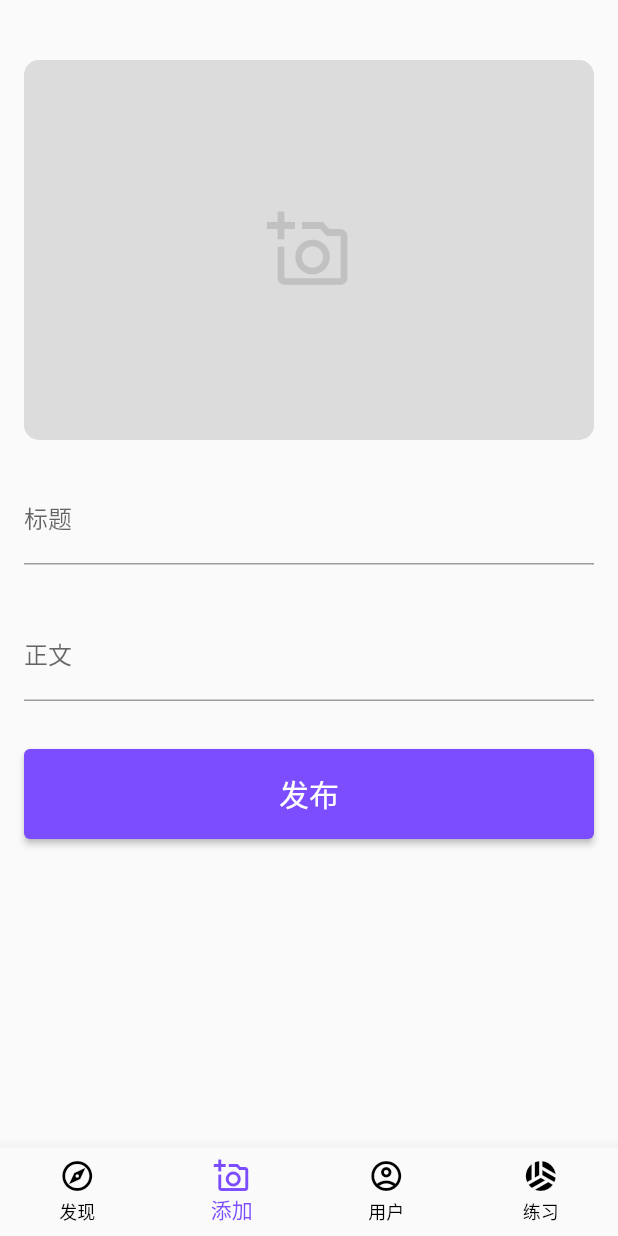
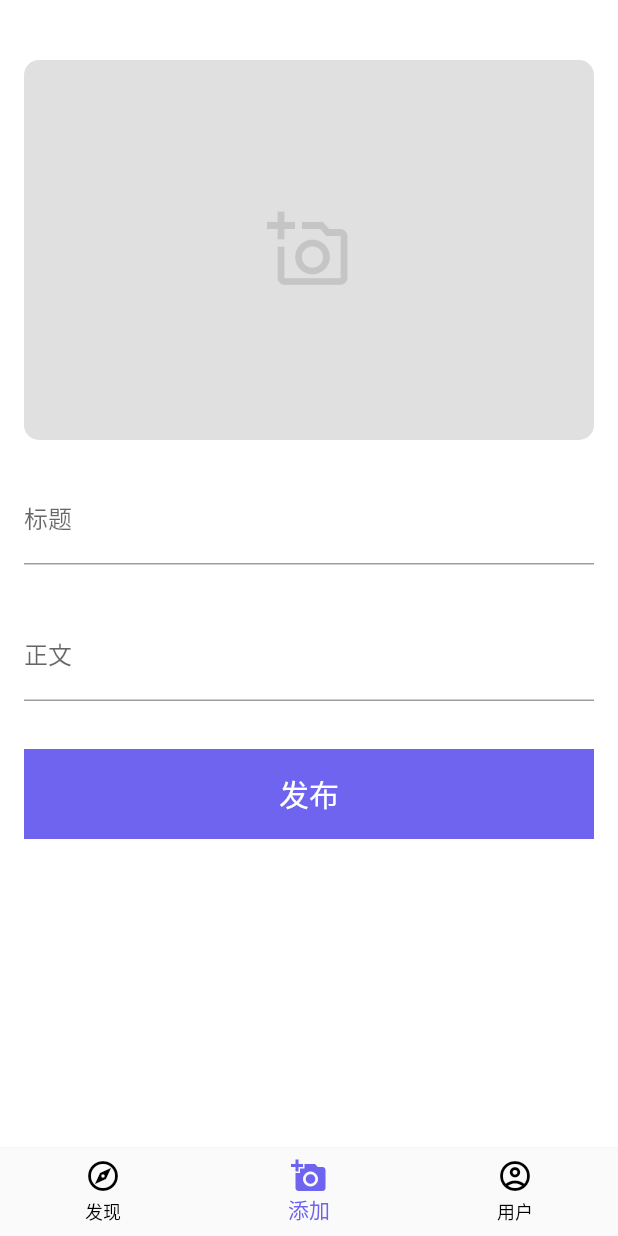
Before and after one commit to qweijiaq/GopherImage-flutter, a Flutter app: the screen it shows after launch, item 2 of the bottom bar chosen, on a phone screen of 412 x 824 dp. Run offline on Flutter 3.47's test engine with Material 2 defaults, Android fonts, the light colour scheme and no system bars; our stand-ins replace file_picker, flutter_dotenv, shared_preferences; network calls fail.

Commit message:
完成主题样式

```diff
--- a/lib/app/app.dart
+++ b/lib/app/app.dart
@@ -53,6 +53,8 @@ class _AppState extends State<App> {
     if (initializing) {
       return MaterialApp(
         debugShowCheckedModeBanner: false,
+        theme: AppTheme.light,
+        darkTheme: AppTheme.dark,
         home: Scaffold(
           body: Center(
             child: Text('初始化...'),
--- a/lib/app/components/app_logo.dart
+++ b/lib/app/components/app_logo.dart
@@ -2,16 +2,30 @@ import 'package:flutter/material.dart';
 
 class AppLogo extends StatelessWidget {
   final double size;
-  final Color color;
+  final Color? color;
 
-  AppLogo({this.size = 32, this.color = Colors.white});
+  AppLogo({
+    this.size = 32,
+    this.color,
+  });
 
   @override
   Widget build(BuildContext context) {
+    Color _color;
+
+    final brightness = MediaQuery.of(context).platformBrightness;
+    final isDarkMode = brightness == Brightness.dark;
+
+    if (color == null) {
+      _color = isDarkMode ? Colors.grey : Colors.black;
+    } else {
+      _color = color!;
+    }
+
     return Image.asset(
       'assets/images/logo.png',
       width: size,
-      color: color,
+      color: _color,
     );
   }
 }
--- a/lib/app/components/app_page_bottom.dart
+++ b/lib/app/components/app_page_bottom.dart
@@ -14,26 +14,21 @@ class AppPageBottom extends StatelessWidget {
     return BottomNavigationBar(
       currentIndex: currentIndex,
       onTap: onTap,
-      unselectedItemColor: Colors.black,
-      selectedItemColor: Colors.deepPurpleAccent,
-      showSelectedLabels: true,
-      type: BottomNavigationBarType.fixed,
       items: [
         BottomNavigationBarItem(
           icon: Icon(Icons.explore_outlined),
+          activeIcon: Icon(Icons.explore),
           label: '发现',
         ),
         BottomNavigationBarItem(
           icon: Icon(Icons.add_a_photo_outlined),
+          activeIcon: Icon(Icons.add_a_photo),
           label: '添加',
         ),
         BottomNavigationBarItem(
           icon: Icon(Icons.account_circle_outlined),
+          activeIcon: Icon(Icons.account_circle),
           label: '用户',
-        ),
-        BottomNavigationBarItem(
-          icon: Icon(Icons.sports_volleyball),
-          label: '练习',
         ),
       ],
     );
--- a/lib/app/components/app_page_header_actions_more.dart
+++ b/lib/app/components/app_page_header_actions_more.dart
@@ -24,7 +24,7 @@ class AppPageHeaderActionsMore extends StatelessWidget {
             Icons.view_agenda_outlined,
             color: postIndexModel.layout == PostListLayout.stack
                 ? Theme.of(context).primaryColor
-                : Colors.black,
+                : null,
           ),
           value: PostListLayout.stack,
         ),
@@ -33,7 +33,7 @@ class AppPageHeaderActionsMore extends StatelessWidget {
             Icons.grid_view,
             color: postIndexModel.layout == PostListLayout.grid
                 ? Theme.of(context).primaryColor
-                : Colors.black,
+                : null,
           ),
           value: PostListLayout.grid,
         ),
--- a/lib/app/themes/app_theme.dart
+++ b/lib/app/themes/app_theme.dart
@@ -1,21 +1,189 @@
 import 'package:flutter/material.dart';
+
+const primaryColor = Color(0xff6e64ef);
+const primaryColorDark = Color(0xff6e64ef);
+
+const secondaryColor = Color(0xfff0d64d);
+const secondaryColorDark = Color(0xfff0d64d);
+
+const primaryTextColor = Color(0xff000000);
+const primaryTextColorDark = Color(0xffb1b1b1);
+
+const secondaryTextColor = Color(0xff585858);
+const secondaryTextColorDark = Color(0xff585858);
+
+const primaryBackgroundColor = Colors.white;
+const primaryBackgroundColorDark = Color(0xff222222);
+
+// 图标主题
+const iconTheme = IconThemeData(
+  color: Colors.black,
+);
+
+const iconThemeDark = IconThemeData(
+  color: secondaryTextColorDark,
+);
+
+// 文本主题
+const textTheme = TextTheme(
+  bodySmall: TextStyle(
+    color: primaryTextColor,
+  ),
+  bodyMedium: TextStyle(
+    color: secondaryTextColor,
+  ),
+);
+
+const textThemeDark = TextTheme(
+  bodySmall: TextStyle(
+    color: primaryTextColorDark,
+  ),
+  bodyMedium: TextStyle(
+    color: secondaryTextColorDark,
+  ),
+);
+
+// 应用栏主题
+final appBarTheme = AppBarTheme(
+  elevation: 1,
+  backgroundColor: Colors.white,
+  iconTheme: IconThemeData(
+    color: Colors.black,
+  ),
+  toolbarTextStyle: TextTheme(
+    titleLarge: TextStyle(
+      color: Colors.black,
+      fontSize: 20,
+    ),
+  ).bodyMedium,
+  titleTextStyle: TextTheme(
+    titleLarge: TextStyle(
+      color: Colors.black,
+      fontSize: 20,
+    ),
+  ).titleLarge,
+);
+
+final appBarThemeDark = AppBarTheme(
+  elevation: 1,
+  backgroundColor: Color(0xff2e2e2e),
+  iconTheme: IconThemeData(
+    color: Colors.grey,
+  ),
+  toolbarTextStyle: TextTheme(
+    titleLarge: TextStyle(
+      color: Colors.grey,
+      fontSize: 20,
+    ),
+  ).bodyMedium,
+  titleTextStyle: TextTheme(
+    titleLarge: TextStyle(
+      color: Colors.grey,
+      fontSize: 20,
+    ),
+  ).titleLarge,
+);
+
+// 标签栏主题
+const tabBarTheme = TabBarTheme(
+  labelColor: Colors.black,
+  indicatorSize: TabBarIndicatorSize.label,
+  indicator: BoxDecoration(
+    border: Border(
+      bottom: BorderSide(
+        width: 1,
+        color: Colors.black,
+      ),
+    ),
+  ),
+);
+
+const tabBarThemeDark = TabBarTheme(
+  labelColor: Colors.grey,
+  indicatorSize: TabBarIndicatorSize.label,
+  indicator: BoxDecoration(
+    border: Border(
+      bottom: BorderSide(
+        width: 1,
+        color: Colors.grey,
+      ),
+    ),
+  ),
+);
+
+// 底部导航栏主题
+const bottomNavigationBarTheme = BottomNavigationBarThemeData(
+  elevation: 1,
+  showSelectedLabels: true,
+  type: BottomNavigationBarType.fixed,
+  unselectedItemColor: Colors.black,
+  selectedItemColor: primaryColor,
+);
+
+final bottomNavigationBarThemeDark = bottomNavigationBarTheme.copyWith(
+  unselectedItemColor: Colors.grey,
+  selectedItemColor: primaryColorDark,
+);
+
+// SnackBar 主题
+const snackBarTheme = SnackBarThemeData(
+  backgroundColor: Colors.black87,
+);
+
+const snackBarThemeDark = SnackBarThemeData(
+  backgroundColor: Colors.black87,
+  contentTextStyle: TextStyle(
+    color: primaryTextColorDark,
+  ),
+);
+
+// 按钮主题
+final elevatedButtonTheme = ElevatedButtonThemeData(
+  style: ElevatedButton.styleFrom(
+    elevation: 0,
+    shape: BeveledRectangleBorder(),
+  ),
+);
+
+final elevatedButtonThemeDark = ElevatedButtonThemeData(
+  style: ElevatedButton.styleFrom(
+    elevation: 0,
+    shape: BeveledRectangleBorder(),
+  ),
+);
 
 class AppTheme {
   // 亮色主题
   static ThemeData light = ThemeData(
-    primaryColor: Colors.deepPurpleAccent,
+    primaryColor: primaryColor,
+    scaffoldBackgroundColor: primaryBackgroundColor,
+    iconTheme: iconTheme,
+    textTheme: textTheme,
+    appBarTheme: appBarTheme,
+    tabBarTheme: tabBarTheme,
+    bottomNavigationBarTheme: bottomNavigationBarTheme,
+    snackBarTheme: snackBarTheme,
+    elevatedButtonTheme: elevatedButtonTheme,
     colorScheme: ColorScheme.light(
-      primary: Colors.deepPurpleAccent,
-      secondary: Colors.amber,
-    ).copyWith(secondary: Colors.deepPurple.shade900),
+      primary: primaryColor,
+      secondary: secondaryColor,
+    ).copyWith(secondary: secondaryColor),
   );
 
   // 暗色主题
   static ThemeData dark = ThemeData(
-    primaryColor: Colors.deepPurpleAccent,
+    primaryColor: primaryColorDark,
+    scaffoldBackgroundColor: primaryBackgroundColorDark,
+    iconTheme: iconThemeDark,
+    textTheme: textThemeDark,
+    appBarTheme: appBarThemeDark,
+    tabBarTheme: tabBarThemeDark,
+    bottomNavigationBarTheme: bottomNavigationBarThemeDark,
+    snackBarTheme: snackBarThemeDark,
+    elevatedButtonTheme: elevatedButtonThemeDark,
     colorScheme: ColorScheme.dark(
-      primary: Colors.deepPurpleAccent,
-      secondary: Colors.deepPurpleAccent,
-    ).copyWith(secondary: Colors.deepPurple.shade900),
+      primary: primaryColorDark,
+      secondary: secondaryColorDark,
+    ).copyWith(secondary: secondaryColorDark),
   );
 }
--- a/lib/post/index/components/post_list_item.dart
+++ b/lib/post/index/components/post_list_item.dart
@@ -1,9 +1,9 @@
-import 'package:GopherImage/post/components/post_header.dart';
-import 'package:GopherImage/post/components/post_media.dart';
 import 'package:flutter/material.dart';
 import 'package:provider/provider.dart';
 
 import '../../../app/app_model.dart';
+import '../../components/post_header.dart';
+import '../../components/post_media.dart';
 import '../../post.dart';
 import '../../show/post_show_model.dart';
 import '../post_index_model.dart';
@@ -36,10 +36,21 @@ class PostListItem extends StatelessWidget {
       ),
     );
 
+    bool isPortrait = false;
+
+    if (item.file!.width != null && item.file!.height != null) {
+      isPortrait = item.file!.width! < item.file!.height!;
+    }
+
+    final aspectRatio = isPortrait ? 3 / 4 : 3 / 2;
+
     final postListItemMedia = Stack(
       fit: layout == PostListLayout.grid ? StackFit.expand : StackFit.loose,
       children: [
-        PostMedia(post: item),
+        AspectRatio(
+          aspectRatio: aspectRatio,
+          child: PostMedia(post: item),
+        ),
         postListItemMediaMask,
       ],
     );
@@ -49,6 +60,9 @@ class PostListItem extends StatelessWidget {
       child: Column(
         children: [
           postListItemMedia,
+          SizedBox(
+            height: 8,
+          ),
           PostHeader(post: item),
         ],
       ),
--- a/lib/user/profile/user_profile.dart
+++ b/lib/user/profile/user_profile.dart
@@ -29,7 +29,6 @@ class UserProfile extends StatelessWidget {
     return Consumer<AuthModel>(
       builder: (context, value, child) {
         return Container(
-          color: Colors.white,
           height: double.infinity,
           width: double.infinity,
           child: Center(
```
